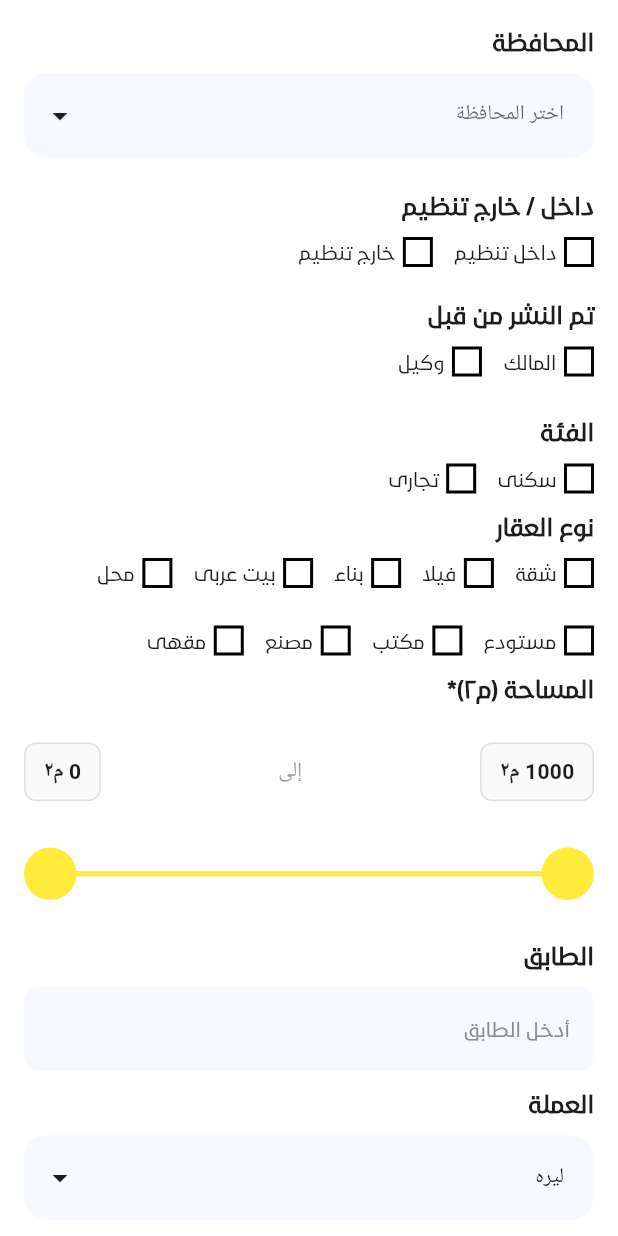
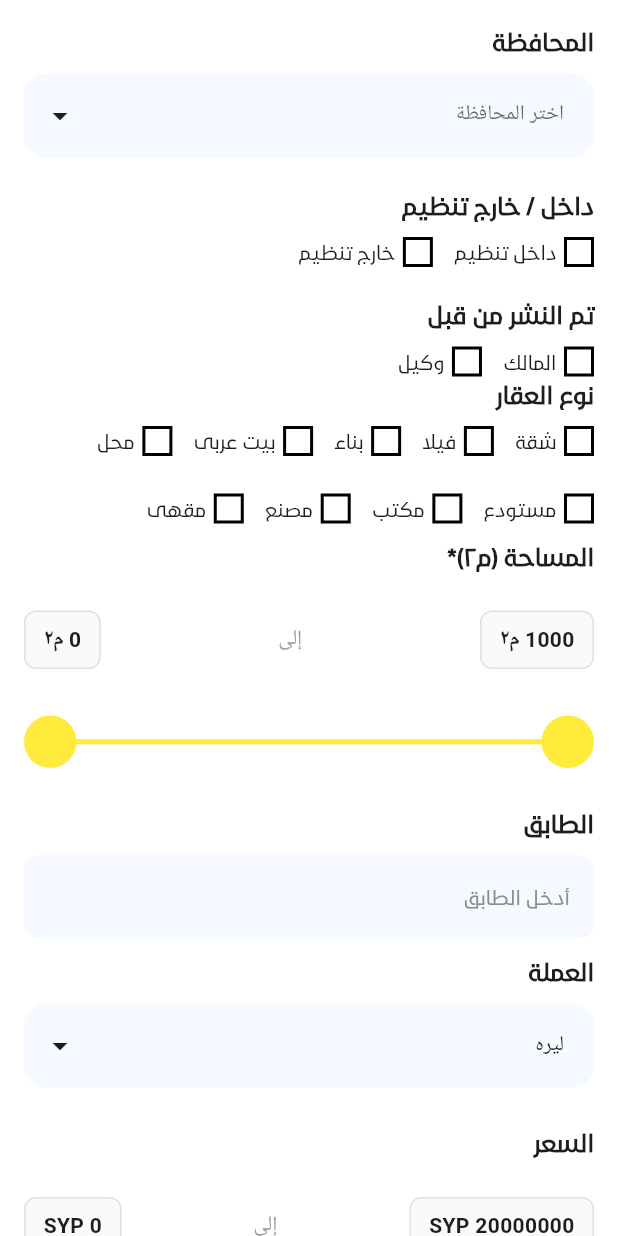
Before and after one commit to Muhamed-Hashesh/albazer-new-main, a Flutter app: the PropertiesForSaleFiltersForm widget shown alone on an empty page, opened directly, on a phone screen of 412 x 824 dp. Run offline on Flutter 3.47's test engine with Material 3 defaults, Android fonts, the phone set to English and light mode, and no system bars; drawn by our look-alikes of flutter_xlider; our stand-ins replace animated_bottom_navigation_bar, bloc, cached_network_image, carousel_slider, connectivity_plus, dartz and 25 more; missing offline and left inert: day_night_themed_switch; accounts and stored records are empty; network calls fail; project files that could hold a hidden picture were left out.

Commit message:
Refactor properties filter form by removing down payment fields and associated UI elements to streamline the user experience and focus on essential filters.

```diff
--- a/lib/Features/category/presentation/view/widget/filters/properties_for_sale_filters_form.dart
+++ b/lib/Features/category/presentation/view/widget/filters/properties_for_sale_filters_form.dart
@@ -39,7 +39,6 @@ class PropertiesForSaleFiltersFormState
       _selectedChoice = '',
       _selectedLocation = '',
       _publishedVia = '',
-      _selectedType = '',
       _selectedBuildingStatus = '',
       _selectedContactMethod = '',
       _selectedDeliveryTerm = '';
@@ -51,10 +50,6 @@ class PropertiesForSaleFiltersFormState
   // Price slider variables
   double _lowerPriceValue = 0;
   double _upperPriceValue = 20000000; // 20 million max price
-
-  // Down payment slider variables
-  double _lowerDownPaymentValue = 0;
-  double _upperDownPaymentValue = 10000000; // 10 million max down payment
 
   // Area slider variables
   double _lowerAreaValue = 0;
@@ -99,10 +94,6 @@ class PropertiesForSaleFiltersFormState
     "يوميا",
     "اسبوعيا",
     "شهريا",
-  ];
-  final List<String> types = [
-    "سكنى",
-    "تجارى",
   ];
 
   final List<String> luxuries = [
@@ -162,18 +153,6 @@ class PropertiesForSaleFiltersFormState
     if (widget.filters?["price[lte]"] != null) {
       _upperPriceValue =
           (widget.filters!["price[lte]"] as num).toDouble().clamp(0, 20000000);
-    }
-
-    // Initialize down payment slider values from filters
-    if (widget.filters?["down payment[gte]"] != null) {
-      _lowerDownPaymentValue = (widget.filters!["down payment[gte]"] as num)
-          .toDouble()
-          .clamp(0, 10000000);
-    }
-    if (widget.filters?["down payment[lte]"] != null) {
-      _upperDownPaymentValue = (widget.filters!["down payment[lte]"] as num)
-          .toDouble()
-          .clamp(0, 10000000);
     }
 
     // Initialize area slider values from filters
@@ -239,28 +218,6 @@ class PropertiesForSaleFiltersFormState
 
   // Helper method to build price display boxes
   Widget _buildPriceBox(String value) {
-    final currency = _dollarOrLeraa == 'دولار' ? 'USD' : 'SYP';
-    final formattedValue = double.parse(value).toStringAsFixed(0);
-    return Container(
-      padding: const EdgeInsets.symmetric(horizontal: 12, vertical: 8),
-      decoration: BoxDecoration(
-        border: Border.all(color: Colors.grey.shade300),
-        borderRadius: BorderRadius.circular(8),
-        color: Colors.grey.shade50,
-      ),
-      child: Text(
-        '$formattedValue $currency',
-        style: TextStyle(
-          fontSize: 14,
-          fontWeight: FontWeight.w600,
-          color: Theme.of(context).focusColor,
-        ),
-      ),
-    );
-  }
-
-  // Helper method to build down payment display boxes
-  Widget _buildDownPaymentBox(String value) {
     final currency = _dollarOrLeraa == 'دولار' ? 'USD' : 'SYP';
     final formattedValue = double.parse(value).toStringAsFixed(0);
     return Container(
@@ -364,25 +321,6 @@ class PropertiesForSaleFiltersFormState
                 _publishedVia = status;
               });
             }),
-        const SizedBox(
-          height: 25,
-        ),
-        CheckBoxesSection(
-            title: "الفئة",
-            selectedItems: [_selectedType],
-            items: types,
-            onChanged: (status) {
-              setState(() {
-                if (_selectedType == status) {
-                  _selectedType = '';
-                  return;
-                }
-                _selectedType = status;
-              });
-            }),
-        const SizedBox(
-          height: 10,
-        ),
         CheckBoxesSection(
             title: 'نوع العقار',
             items: buildings,
@@ -594,80 +532,6 @@ class PropertiesForSaleFiltersFormState
         const SizedBox(
           height: 10,
         ),
-        Text(
-          'المقدم',
-          style: TextStyle(
-            color: Theme.of(context).focusColor,
-            fontSize: 16,
-            fontFamily: 'Noor',
-            fontWeight: FontWeight.w700,
-          ),
-        ),
-        const SizedBox(
-          height: 25,
-        ),
-        Column(
-          children: [
-            Row(
-              mainAxisAlignment: MainAxisAlignment.spaceBetween,
-              children: [
-                _buildDownPaymentBox(
-                    _upperDownPaymentValue.toInt().toString()), // "إلى"
-                const Padding(
-                  padding: EdgeInsets.symmetric(horizontal: 8.0),
-                  child: Text("إلى", style: TextStyle(color: Colors.grey)),
-                ),
-                _buildDownPaymentBox(
-                    _lowerDownPaymentValue.toInt().toString()), // "من"
-              ],
-            ),
-            const SizedBox(height: 16),
-            FlutterSlider(
-              values: [_lowerDownPaymentValue, _upperDownPaymentValue],
-              rangeSlider: true,
-              max: _dollarOrLeraa == 'دولار'
-                  ? 100000
-                  : 10000000, // Adjust max based on currency
-              min: 0,
-              step: FlutterSliderStep(
-                  step: _dollarOrLeraa == 'دولار'
-                      ? 500
-                      : 50000), // Adjust step based on currency
-              handler: FlutterSliderHandler(
-                decoration: const BoxDecoration(),
-                child: const CircleAvatar(
-                  radius: 10,
-                  backgroundColor: Colors.yellow,
-                ),
-              ),
-              rightHandler: FlutterSliderHandler(
-                decoration: const BoxDecoration(),
-                child: const CircleAvatar(
-                  radius: 10,
-                  backgroundColor: Colors.yellow,
-                ),
-              ),
-              trackBar: const FlutterSliderTrackBar(
-                activeTrackBar: BoxDecoration(color: Colors.yellow),
-              ),
-              onDragging: (handlerIndex, lowerValue, upperValue) {
-                if (mounted) {
-                  setState(() {
-                    _lowerDownPaymentValue = lowerValue;
-                    _upperDownPaymentValue = upperValue;
-                    // Update text controllers for compatibility with search method
-                    _providedFromController.text =
-                        lowerValue.toInt().toString();
-                    _providedToController.text = upperValue.toInt().toString();
-                  });
-                }
-              },
-            ),
-          ],
-        ),
-        const SizedBox(
-          height: 10,
-        ),
         ChipSection(
           title: 'الكماليات',
           items: luxuries,
```
Also changed, not shown: 4 other files.
